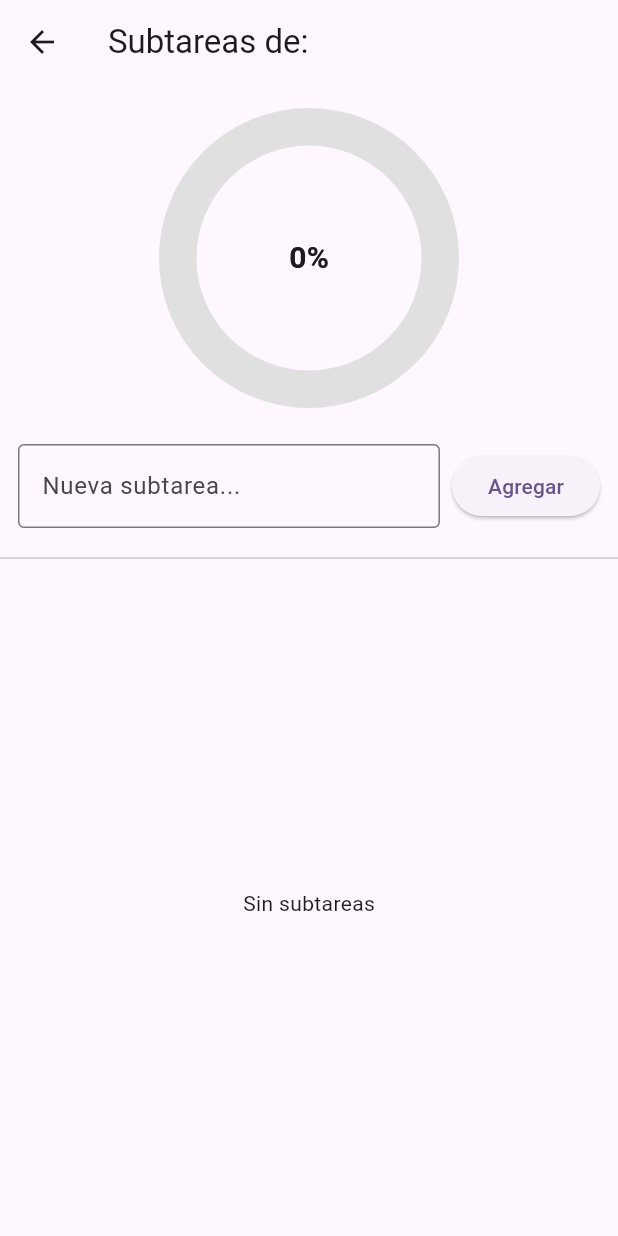
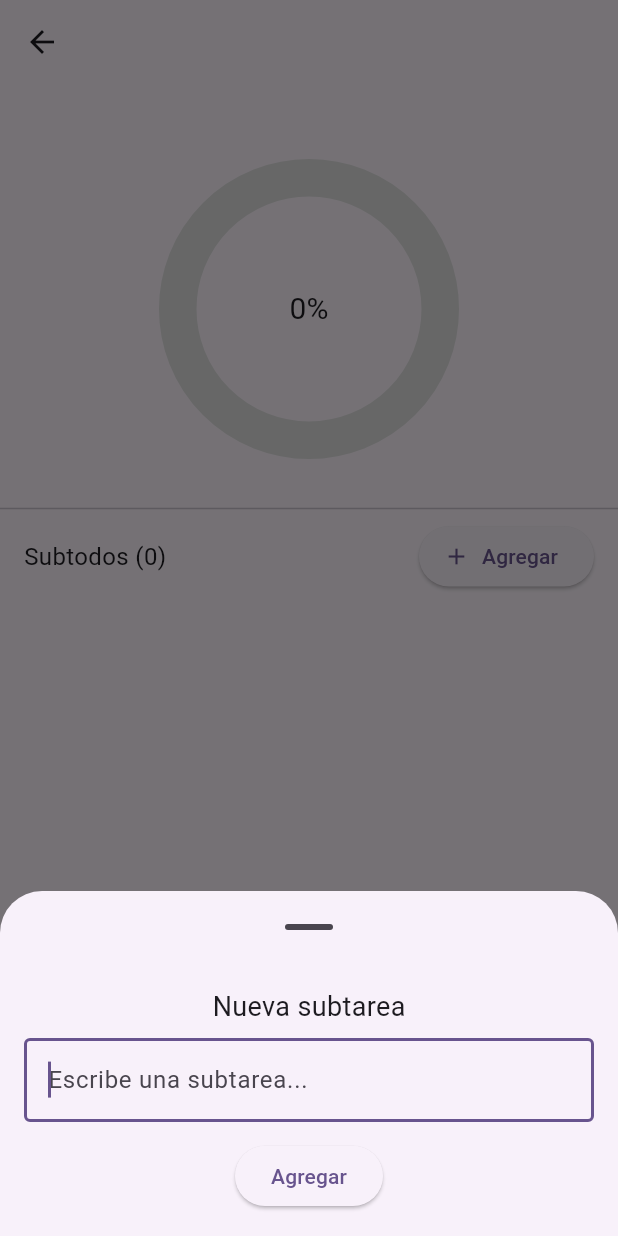
Before and after one commit to YonathanR11/app-todos-flutter, a Flutter app: the SubTodoScreen screen opened directly with empty values, after a tap on "Agregar", on a phone screen of 412 x 824 dp. Run offline on Flutter 3.47's test engine with Material 3 defaults, Android fonts, the phone set to English and light mode, and no system bars; drawn by our look-alikes of percent_indicator; our stand-ins replace flutter_riverpod, go_router, shared_preferences, sqflite; missing offline and left inert: sqlite_viewer2; accounts and stored records are empty.

Commit message:
Se cambia vista de subtodos

```diff
--- a/lib/presentation/screens/subtodo_screen.dart
+++ b/lib/presentation/screens/subtodo_screen.dart
@@ -1,5 +1,5 @@
 import 'package:flutter/material.dart';
-import 'package:percent_indicator/circular_percent_indicator.dart';
+import 'package:percent_indicator/percent_indicator.dart';
 import 'package:uuid/uuid.dart';
 
 import '../../domain/entities/subtodo.dart';
@@ -25,6 +25,7 @@ class _SubTodoScreenState extends State<SubTodoScreen> {
   final _controller = TextEditingController();
   final _subtodoDs = SubTodoLocalDatasource();
   final _uuid = const Uuid();
+  bool _hasChanges = false;
 
   List<SubTodo> _subtodos = [];
 
@@ -41,109 +42,118 @@ class _SubTodoScreenState extends State<SubTodoScreen> {
     });
   }
 
-  Future<void> _addSubTodo() async {
-    final text = _controller.text.trim();
-    if (text.isEmpty) return;
-
-    final sub = SubTodo(id: _uuid.v4(), title: text, done: false);
+  Future<void> _addSubTodo(String title) async {
+    if (title.trim().isEmpty) return;
+    final sub = SubTodo(id: _uuid.v4(), title: title.trim(), done: false);
     await _subtodoDs.insertSubTodo(sub, widget.todoId);
-    _controller.clear();
-    _loadSubTodos();
+    _hasChanges = true;
+    await _loadSubTodos();
   }
 
   Future<void> _toggleSubTodo(SubTodo sub) async {
     await _subtodoDs.toggleSubTodoDone(sub.id, !sub.done);
-    _loadSubTodos();
+    _hasChanges = true;
+    await _loadSubTodos();
   }
 
   Future<void> _deleteSubTodo(String id) async {
     await _subtodoDs.deleteSubTodo(id);
-    _loadSubTodos();
+    _hasChanges = true;
+    await _loadSubTodos();
+  }
+
+  void _showAddModal() {
+    _controller.clear();
+    showModalBottomSheet(
+      context: context,
+      showDragHandle: true,
+      isScrollControlled: true,
+      builder: (_) => Padding(
+        padding: MediaQuery.of(
+          context,
+        ).viewInsets.add(const EdgeInsets.all(16)),
+        child: Column(
+          mainAxisSize: MainAxisSize.min,
+          children: [
+            const Text('Nueva subtarea', style: TextStyle(fontSize: 18)),
+            const SizedBox(height: 8),
+            TextField(
+              controller: _controller,
+              autofocus: true,
+              decoration: const InputDecoration(
+                hintText: 'Escribe una subtarea...',
+                border: OutlineInputBorder(),
+              ),
+              onSubmitted: (_) {
+                _addSubTodo(_controller.text);
+                Navigator.pop(context);
+              },
+            ),
+            const SizedBox(height: 12),
+            ElevatedButton(
+              onPressed: () {
+                _addSubTodo(_controller.text);
+                Navigator.pop(context);
+              },
+              child: const Text('Agregar'),
+            ),
+          ],
+        ),
+      ),
+    );
   }
 
   @override
   Widget build(BuildContext context) {
+    final completed = _subtodos.where((e) => e.done).length;
+    final total = _subtodos.length;
+    final percent = total == 0 ? 0.0 : completed / total;
+
     return Scaffold(
-      appBar: AppBar(title: Text('Subtareas de: ${widget.todoTitle}')),
+      appBar: AppBar(title: Text(widget.todoTitle)),
       body: Column(
+        crossAxisAlignment: CrossAxisAlignment.center,
         children: [
-          const SizedBox(height: 16),
-          SizedBox(
-            height: 200,
-            width: 200,
-            child: Stack(
-              alignment: Alignment.center,
+          const SizedBox(height: 50, width: 50,),
+          CircularPercentIndicator(
+            radius: 100,
+            lineWidth: 25,
+            percent: percent,
+            center: Text(
+              '${(percent * 100).round()}%',
+              style: const TextStyle(fontSize: 20),
+            ),
+            progressColor: Colors.blueAccent,
+            backgroundColor: Colors.grey[300]!,
+            animation: true,
+            animationDuration: 500,
+          ),
+          const SizedBox(height: 25),
+          const Divider(thickness: 1),
+          Padding(
+            padding: const EdgeInsets.symmetric(horizontal: 16.0),
+            child: Row(
               children: [
-                CircularPercentIndicator(
-                  radius: 100.0,
-                  // ⬅️ Ajusta el tamaño del círculo
-                  lineWidth: 25.0,
-                  // ⬅️ Grosor del trazo
-                  percent: _subtodos.isEmpty
-                      ? 0
-                      : _subtodos.where((e) => e.done).length /
-                            _subtodos.length,
-                  center: Text(
-                    _subtodos.isEmpty
-                        ? '0%'
-                        : '${((_subtodos.where((e) => e.done).length / _subtodos.length) * 100).round()}%',
-                    style: const TextStyle(
-                      fontSize: 20,
-                      fontWeight: FontWeight.bold,
-                    ),
-                  ),
-                  progressColor: Colors.black87,
-                  backgroundColor: Colors.grey[300]!,
-                  animation: true,
-                  circularStrokeCap: CircularStrokeCap.round,
-                  animationDuration: 500,
-                ),
-
-                Text(
-                  _subtodos.isEmpty
-                      ? '0%'
-                      : '${((_subtodos.where((e) => e.done).length / _subtodos.length) * 100).round()}%',
-                  style: const TextStyle(
-                    fontSize: 20,
-                    fontWeight: FontWeight.bold,
-                  ),
+                Text('Subtodos ($total)', style: const TextStyle(fontSize: 16)),
+                const Spacer(),
+                ElevatedButton.icon(
+                  onPressed: _showAddModal,
+                  icon: const Icon(Icons.add),
+                  label: const Text('Agregar'),
                 ),
               ],
             ),
           ),
-          const SizedBox(height: 12),
-          Padding(
-            padding: const EdgeInsets.all(12.0),
-            child: Row(
-              children: [
-                Expanded(
-                  child: TextField(
-                    controller: _controller,
-                    decoration: const InputDecoration(
-                      hintText: 'Nueva subtarea...',
-                      border: OutlineInputBorder(),
-                    ),
-                    onSubmitted: (_) => _addSubTodo(),
-                  ),
-                ),
-                const SizedBox(width: 8),
-                ElevatedButton(
-                  onPressed: _addSubTodo,
-                  child: const Text('Agregar'),
-                ),
-              ],
-            ),
-          ),
-          const Divider(),
+          const SizedBox(height: 8),
           Expanded(
             child: _subtodos.isEmpty
-                ? const Center(child: Text('Sin subtareas'))
+                ? const Center(child: Text('Sin subtareas...'))
                 : ListView.builder(
                     itemCount: _subtodos.length,
                     itemBuilder: (context, index) {
                       final sub = _subtodos[index];
                       return Opacity(
-                        opacity: sub.done ? 0.5 : 1,
+                        opacity: sub.done ? 0.5 : 1.0,
                         child: ListTile(
                           title: Text(
                             sub.title,
```
